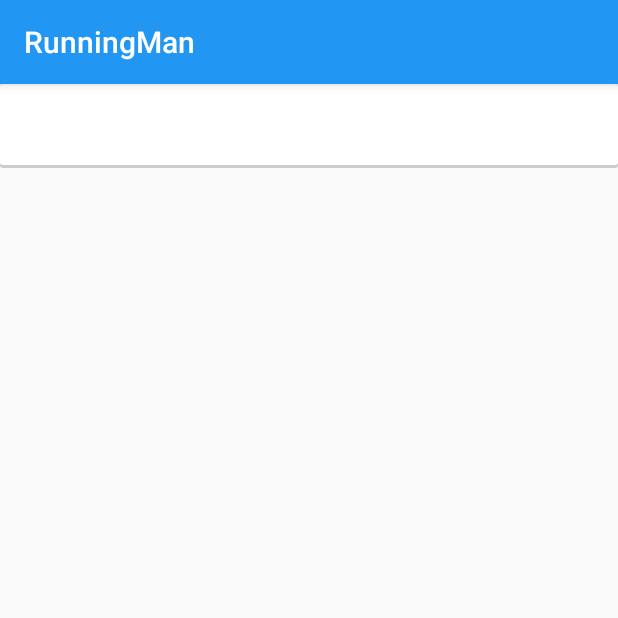
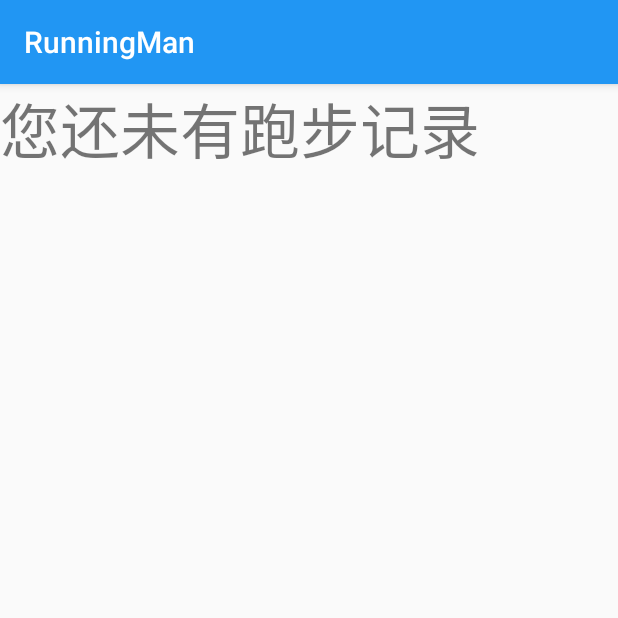
Before and after one commit to PPTing/RunningMan, an Android app: the HistoryActivity screen opened directly, with no data from a screen before it, on a phone screen of 412 x 824 dp, the top half of it. Run offline under Robolectric (Android 15) with nearby library versions, the phone set to English and light mode, and no system bars.

```diff
--- a/app/src/main/java/me/ppting/runningman/HistoryActivity.java
+++ b/app/src/main/java/me/ppting/runningman/HistoryActivity.java
@@ -21,6 +21,7 @@ import java.util.HashMap;
  */
 public class HistoryActivity extends Activity {
     ListView listView;
+    android.widget.TextView textView;
     //CardView listView;
     DBManager mgr;
     static java.util.ArrayList<java.util.HashMap<String,String>>list_data;
@@ -28,39 +29,41 @@ public class HistoryActivity extends Activity {
 //    private RecyclerView.Adapter mAdapter;
 //    private RecyclerView.LayoutManager mLayoutManager;
     @Override
-    protected void onCreate(android.os.Bundle savedInstanceState)
-    {
+    protected void onCreate(android.os.Bundle savedInstanceState) {
         Log.d("dbtest", "HistotyActivity onCreate");
         super.onCreate(savedInstanceState);
         setContentView(R.layout.history_view);
-        mgr=new DBManager(this);
-        Cursor cursor=mgr.query();
+        mgr = new DBManager(this);
+        Cursor cursor = mgr.query();
+
+        if (cursor.moveToFirst())
+        {
             Log.d("dbtest", " " + cursor.getCount());
-        cursor.moveToFirst();
-        listView=(ListView)findViewById(R.id.listView);
+            listView = (ListView) findViewById(R.id.listView);
             //listView=(CardView)findViewById(R.id.listView);
-        list_data=new ArrayList<java.util.HashMap<String,String>>();
+            list_data = new ArrayList<java.util.HashMap<String, String>>();
 
-        do{
-            HashMap<String,String> map=new HashMap<String,String>();
-            map.put("DATE",cursor.getString(cursor.getColumnIndex("date")));
-            map.put("ID",cursor.getString(cursor.getColumnIndex("id")));
-            list_data.add(map);}
+            do {
+                HashMap<String, String> map = new HashMap<String, String>();
+                map.put("DATE", cursor.getString(cursor.getColumnIndex("date")));
+                map.put("ID", cursor.getString(cursor.getColumnIndex("id")));
+                list_data.add(map);
+            }
             while (cursor.moveToNext());
             //传数据
-        android.widget.SimpleAdapter adapter=new android.widget.SimpleAdapter(this,list_data, R.layout.list_row,
-                new String[]{"DATE","ID"},new int[]{R.id.list_row_date, R.id.list_row_id});
+            android.widget.SimpleAdapter adapter = new android.widget.SimpleAdapter(this, list_data, R.layout.list_row,
+                    new String[]{"DATE", "ID"}, new int[]{R.id.list_row_date, R.id.list_row_id});
             listView.setAdapter(adapter);
             //查看
             listView.setOnItemClickListener(new android.widget.AdapterView.OnItemClickListener() {
                 @Override
                 public void onItemClick(android.widget.AdapterView<?> parent, android.view.View view, int position, long id) {
-                Log.d("history","click");
-                android.content.Intent intent=new android.content.Intent();
+                    Log.d("history", "click");
+                    android.content.Intent intent = new android.content.Intent();
                     intent.setClass(HistoryActivity.this, DetailActivity.class);
                     intent.putExtra("item", ++position);
                     startActivity(intent);
-                android.util.Log.d("dbtest","HistoryActivity onItemClick");
+                    android.util.Log.d("dbtest", "HistoryActivity onItemClick");
                 }
             });
             //删除
@@ -96,5 +99,12 @@ public class HistoryActivity extends Activity {
                     return true;
                 }
             });
+        }else
+        {
+            textView=(android.widget.TextView)findViewById(R.id.noRecord);
+            textView.setText("您还未有跑步记录");
+            Log.d("dbtest","elsenorecord");
         }
     }
+
+}
--- a/app/src/main/res/layout/history_view.xml
+++ b/app/src/main/res/layout/history_view.xml
@@ -4,12 +4,19 @@
     android:layout_height="match_parent">
 
     <ListView
-        android:layout_width="fill_parent"
-        android:layout_height="fill_parent"
+        android:layout_width="match_parent"
+        android:layout_height="wrap_content"
         android:elevation="8dp"
         android:listSelector="@android:color/transparent"
         android:divider="@android:color/transparent"
         android:dividerHeight="10dp"
         android:id="@+id/listView">
     </ListView>
+    <TextView
+        android:layout_width="wrap_content"
+        android:layout_height="wrap_content"
+        android:textSize="40dp"
+        android:id="@+id/noRecord"
+        android:gravity="center_horizontal|center_vertical"
+        />
 </LinearLayout>
--- a/app/src/main/res/layout/list_row.xml
+++ b/app/src/main/res/layout/list_row.xml
@@ -6,12 +6,14 @@
         android:layout_width="wrap_content"
         android:layout_height="40dp"
         android:id="@+id/list_row_date"
-        android:layout_weight="4"/>
+        android:layout_weight="4"
+        android:gravity="center_horizontal|center_vertical"/>
     <TextView
         android:layout_width="wrap_content"
         android:layout_height="40dp"
         android:id="@+id/list_row_id"
         android:layout_alignParentRight="true"
-        android:layout_weight="1"/>
+        android:layout_weight="1"
+        android:gravity="center_horizontal|center_vertical"/>
 
 </LinearLayout>
```
Also changed, not shown: app/src/main/java/me/ppting/runningman/DBManager.java (+9 -5 lines), 39 other files. Lines whose indentation alone changed are shown as unchanged.
